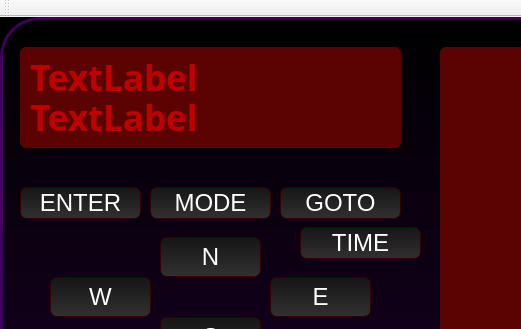
This is hbx.ui in stroblhofwarte/autohbx as Qt 5 draws it before an edit; both pictures show x 0 to 521 and y 0 to 329 of the 852 by 751 pixel window. The edited form follows.
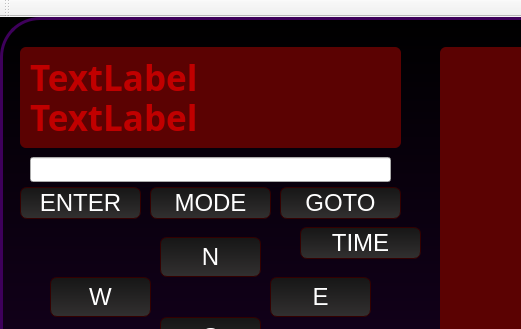
This is the edited form.

Commit message: Add test field to send LX200 commands

The edit to the form file:
```diff
--- a/hbx.ui
+++ b/hbx.ui
@@ -510,6 +510,16 @@
      <string>TIME</string>
     </property>
    </widget>
+   <widget class="QLineEdit" name="edCmd">
+    <property name="geometry">
+     <rect>
+      <x>30</x>
+      <y>140</y>
+      <width>361</width>
+      <height>25</height>
+     </rect>
+    </property>
+   </widget>
   </widget>
   <widget class="QMenuBar" name="menuBar">
    <property name="geometry">
```
The commit also changes 2 other files.
